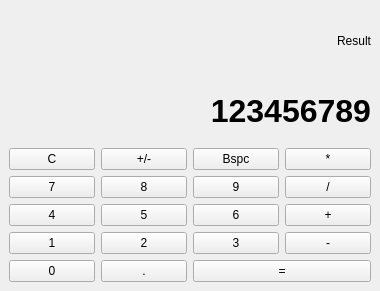
The window that other/test_app.ui (daiman444/qt_calc) describes before a commit, drawn with Qt 5.
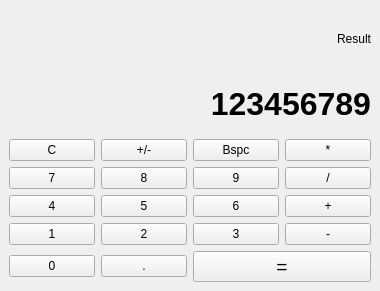
The same window after the commit.

What changed in the file:
```diff
--- a/other/test_app.ui
+++ b/other/test_app.ui
@@ -186,6 +186,11 @@
         </item>
         <item row="4" column="2" colspan="2">
          <widget class="QPushButton" name="pb_eq">
+          <property name="font">
+           <font>
+            <pointsize>14</pointsize>
+           </font>
+          </property>
           <property name="text">
            <string>=</string>
           </property>
```
